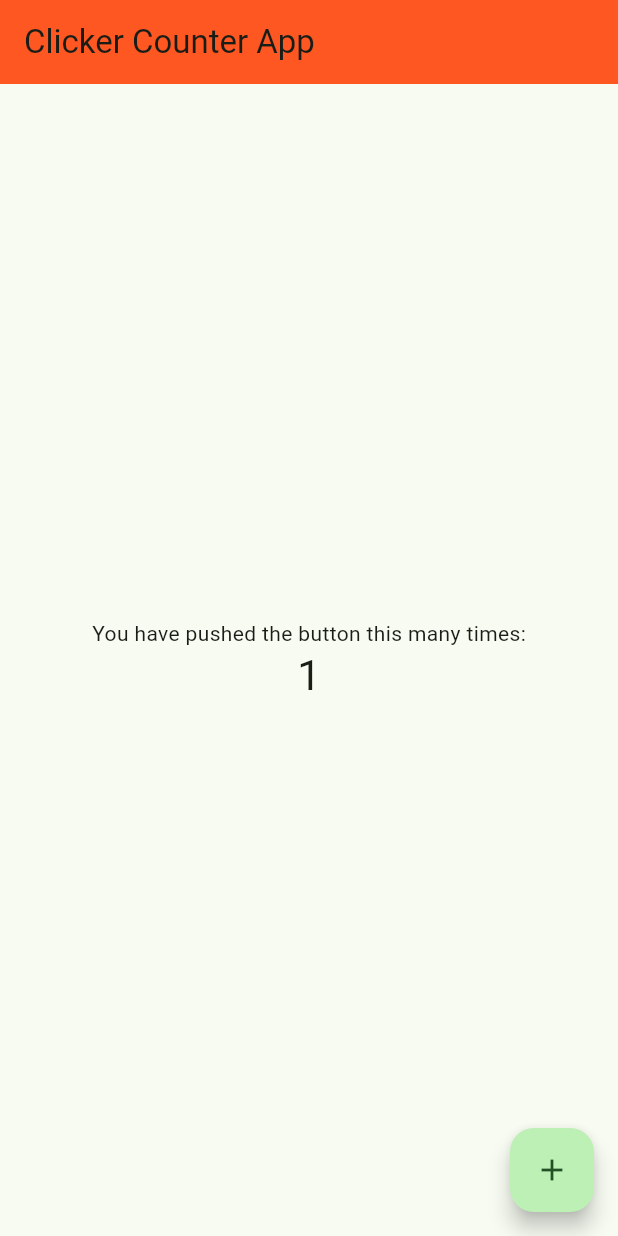
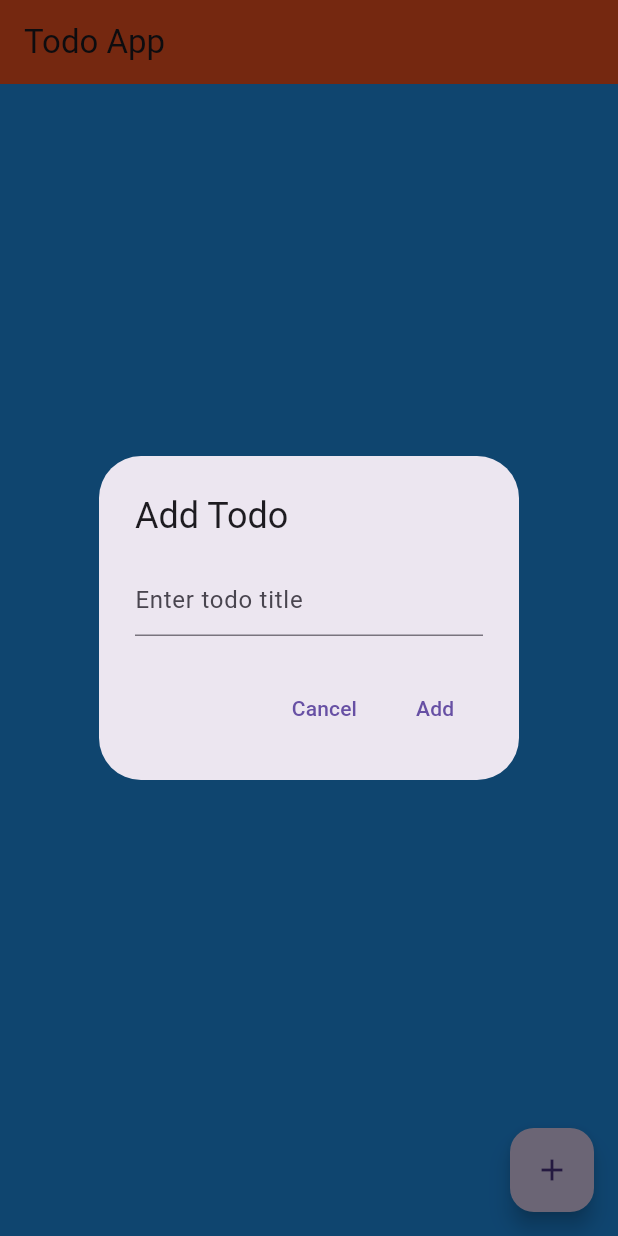
Before and after one commit to vincentpalomo/flutter-practice-app, a Flutter app: the screen it shows after launch, after a tap on the "add" icon, on a phone screen of 412 x 824 dp. Run offline on Flutter 3.47's test engine with Material 3 defaults, Android fonts, the phone set to English and light mode, and no system bars; our stand-ins replace flutter_riverpod, freezed_annotation.

Commit message:
created a todo app with CRUD features.

```diff
--- /dev/null
+++ b/lib/features/todos/data/todo_repository.dart
@@ -0,0 +1,24 @@
+import '../domain/todo.dart';
+
+class TodoRepository {
+  final List<Todo> _todos = [];
+
+  List<Todo> getTodos() => _todos;
+
+  void addTodo(Todo todo) {
+    _todos.add(todo);
+  }
+
+  void toggleTodo(String id) {
+    final todoIndex = _todos.indexWhere((todo) => todo.id == id);
+
+    if (todoIndex != -1) {
+      final todo = _todos[todoIndex];
+      _todos[todoIndex] = todo.copyWith(isCompleted: !todo.isCompleted);
+    }
+  }
+
+  void deleteTodo(String id) {
+    _todos.removeWhere((todo) => todo.id == id);
+  }
+}
--- /dev/null
+++ b/lib/features/todos/domain/todo.dart
@@ -0,0 +1,12 @@
+import 'package:freezed_annotation/freezed_annotation.dart';
+
+part 'todo.freezed.dart';
+
+@freezed
+class Todo with _$Todo {
+  const factory Todo({
+    required String id,
+    required String title,
+    @Default(false) bool isCompleted,
+  }) = _Todo;
+}
--- /dev/null
+++ b/lib/features/todos/presentation/controllers/todo_controller.dart
@@ -0,0 +1,35 @@
+import 'package:flutter_riverpod/flutter_riverpod.dart';
+import 'package:uuid/uuid.dart';
+
+import '../../domain/todo.dart';
+
+final todoControllerProvider = StateNotifierProvider<TodoController, List<Todo>>((ref) {
+  return TodoController();
+});
+
+class TodoController extends StateNotifier<List<Todo>> {
+  TodoController() : super([]); // Initialize with empty list
+
+  void addTodo(String title) {
+    final todo = Todo(
+      id: const Uuid().v4(),
+      title: title,
+    );
+    // Create new list with the new todo
+    state = [...state, todo];
+  }
+
+  void toggleTodo(String id) {
+    state = [
+      for (final todo in state)
+        if (todo.id == id)
+          todo.copyWith(isCompleted: !todo.isCompleted)
+        else
+          todo,
+    ];
+  }
+
+  void deleteTodo(String id) {
+    state = state.where((todo) => todo.id != id).toList();
+  }
+}
--- /dev/null
+++ b/lib/features/todos/presentation/pages/todo_page.dart
@@ -0,0 +1,85 @@
+import 'package:flutter/material.dart';
+import 'package:flutter_riverpod/flutter_riverpod.dart';
+
+import '../controllers/todo_controller.dart';
+
+class TodoPage extends ConsumerWidget {
+  const TodoPage({super.key});
+
+  @override
+  Widget build(BuildContext context, WidgetRef ref) {
+    final todos = ref.watch(todoControllerProvider);
+
+    return Scaffold(
+      appBar: AppBar(
+        title: const Text('Todo App'),
+        backgroundColor: Colors.deepOrange,
+      ),
+      body: ListView.builder(
+        itemCount: todos.length,
+        itemBuilder: (context, index) {
+          final todo = todos[index];
+          return ListTile(
+            title: Text(
+              todo.title,
+              style: TextStyle(
+                decoration: todo.isCompleted ? TextDecoration.lineThrough : null,
+              ),
+            ),
+            leading: Checkbox(
+              value: todo.isCompleted,
+              onChanged: (_) => ref
+                  .read(todoControllerProvider.notifier)
+                  .toggleTodo(todo.id),
+            ),
+            trailing: IconButton(
+              icon: const Icon(Icons.delete),
+              onPressed: () => ref
+                  .read(todoControllerProvider.notifier)
+                  .deleteTodo(todo.id),
+            ),
+          );
+        },
+      ),
+      floatingActionButton: FloatingActionButton(
+        onPressed: () => _showAddTodoDialog(context, ref),
+        child: const Icon(Icons.add),
+      ),
+      backgroundColor: Colors.blue,
+    );
+  }
+
+  void _showAddTodoDialog(BuildContext context, WidgetRef ref) {
+    final textController = TextEditingController();
+
+    showDialog(
+      context: context,
+      builder: (context) => AlertDialog(
+        title: const Text('Add Todo'),
+        content: TextField(
+          controller: textController,
+          decoration: const InputDecoration(
+            hintText: 'Enter todo title',
+          ),
+        ),
+        actions: [
+          TextButton(
+            onPressed: () => Navigator.pop(context),
+            child: const Text('Cancel'),
+          ),
+          TextButton(
+            onPressed: () {
+              if (textController.text.isNotEmpty) {
+                ref
+                    .read(todoControllerProvider.notifier)
+                    .addTodo(textController.text);
+                Navigator.pop(context);
+              }
+            },
+            child: const Text('Add'),
+          ),
+        ],
+      ),
+    );
+  }
+}
--- a/lib/main.dart
+++ b/lib/main.dart
@@ -1,125 +1,27 @@
 import 'package:flutter/material.dart';
+import 'package:flutter_riverpod/flutter_riverpod.dart';
+
+import 'features/todos/presentation/pages/todo_page.dart';
 
 void main() {
-  runApp(const MyApp());
+  runApp(
+    const ProviderScope(
+      child: MyApp(),
+    ),
+  );
 }
 
 class MyApp extends StatelessWidget {
   const MyApp({super.key});
 
-  // This widget is the root of your application.
   @override
   Widget build(BuildContext context) {
     return MaterialApp(
-      title: 'Clicker Counter App',
+      title: 'Todo App',
       theme: ThemeData(
-        // This is the theme of your application.
-        //
-        // TRY THIS: Try running your application with "flutter run". You'll see
-        // the application has a purple toolbar. Then, without quitting the app,
-        // try changing the seedColor in the colorScheme below to Colors.green
-        // and then invoke "hot reload" (save your changes or press the "hot
-        // reload" button in a Flutter-supported IDE, or press "r" if you used
-        // the command line to start the app).
-        //
-        // Notice that the counter didn't reset back to zero; the application
-        // state is not lost during the reload. To reset the state, use hot
-        // restart instead.
-        //
-        // This works for code too, not just values: Most code changes can be
-        // tested with just a hot reload.
-        colorScheme: ColorScheme.fromSeed(seedColor: Colors.green),
-        useMaterial3: true,
+        primarySwatch: Colors.blue,
       ),
-      home: const MyHomePage(title: 'Clicker Counter App'),
+      home: const TodoPage(),
     );
   }
 }
-
-class MyHomePage extends StatefulWidget {
-  const MyHomePage({super.key, required this.title});
-
-  // This widget is the home page of your application. It is stateful, meaning
-  // that it has a State object (defined below) that contains fields that affect
-  // how it looks.
-
-  // This class is the configuration for the state. It holds the values (in this
-  // case the title) provided by the parent (in this case the App widget) and
-  // used by the build method of the State. Fields in a Widget subclass are
-  // always marked "final".
-
-  final String title;
-
-  @override
-  State<MyHomePage> createState() => _MyHomePageState();
-}
-
-class _MyHomePageState extends State<MyHomePage> {
-  int _counter = 0;
-
-  void _incrementCounter() {
-    setState(() {
-      // This call to setState tells the Flutter framework that something has
-      // changed in this State, which causes it to rerun the build method below
-      // so that the display can reflect the updated values. If we changed
-      // _counter without calling setState(), then the build method would not be
-      // called again, and so nothing would appear to happen.
-      _counter++;
-    });
-  }
-
-  @override
-  Widget build(BuildContext context) {
-    // This method is rerun every time setState is called, for instance as done
-    // by the _incrementCounter method above.
-    //
-    // The Flutter framework has been optimized to make rerunning build methods
-    // fast, so that you can just rebuild anything that needs updating rather
-    // than having to individually change instances of widgets.
-    return Scaffold(
-      appBar: AppBar(
-        // TRY THIS: Try changing the color here to a specific color (to
-        // Colors.amber, perhaps?) and trigger a hot reload to see the AppBar
-        // change color while the other colors stay the same.
-        backgroundColor: Colors.deepOrange,
-        // Here we take the value from the MyHomePage object that was created by
-        // the App.build method, and use it to set our appbar title.
-        title: Text(widget.title),
-      ),
-      body: Center(
-        // Center is a layout widget. It takes a single child and positions it
-        // in the middle of the parent.
-        child: Column(
-          // Column is also a layout widget. It takes a list of children and
-          // arranges them vertically. By default, it sizes itself to fit its
-          // children horizontally, and tries to be as tall as its parent.
-          //
-          // Column has various properties to control how it sizes itself and
-          // how it positions its children. Here we use mainAxisAlignment to
-          // center the children vertically; the main axis here is the vertical
-          // axis because Columns are vertical (the cross axis would be
-          // horizontal).
-          //
-          // TRY THIS: Invoke "debug painting" (choose the "Toggle Debug Paint"
-          // action in the IDE, or press "p" in the console), to see the
-          // wireframe for each widget.
-          mainAxisAlignment: MainAxisAlignment.center,
-          children: <Widget>[
-            const Text(
-              'You have pushed the button this many times:',
-            ),
-            Text(
-              '$_counter',
-              style: Theme.of(context).textTheme.headlineMedium,
-            ),
-          ],
-        ),
-      ),
-      floatingActionButton: FloatingActionButton(
-        onPressed: _incrementCounter,
-        tooltip: 'Increment',
-        child: const Icon(Icons.add),
-      ), // This trailing comma makes auto-formatting nicer for build methods.
-    );
-  }
-}
```
Also changed, not shown: pubspec.yaml (+6 -1 lines), lib/features/todos/domain/todo.freezed.dart (added), pubspec.lock.
